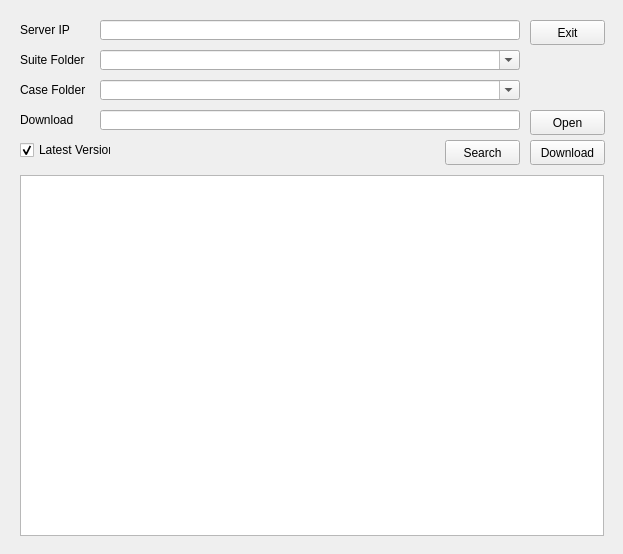
Before: the Qt Designer form suite/windows/program_index/app_program_index.ui in jackiejay888/automation, drawn with Qt 5.
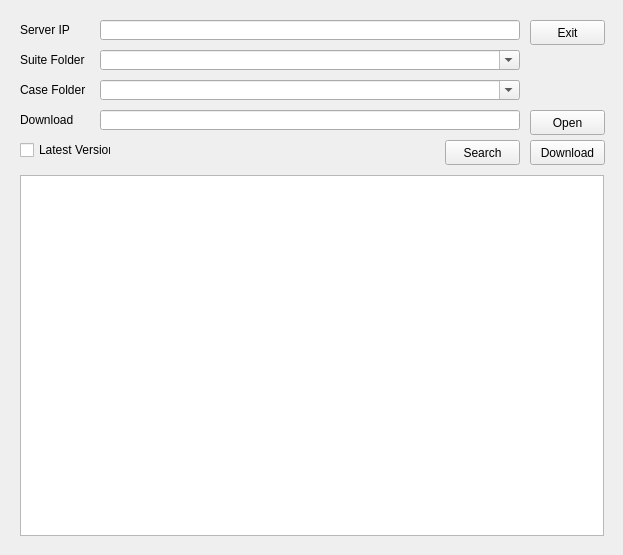
After: the same form once the commit is applied.

Commit message: Update the program_index code for _Lastest judgment and download file mothod

What changed in the file:
```diff
--- a/suite/windows/program_index/app_program_index.ui
+++ b/suite/windows/program_index/app_program_index.ui
@@ -7,7 +7,7 @@
     <x>0</x>
     <y>0</y>
     <width>623</width>
-    <height>554</height>
+    <height>555</height>
    </rect>
   </property>
   <property name="windowTitle">
@@ -119,8 +119,11 @@
    <property name="text">
     <string>Latest Version</string>
    </property>
+   <property name="checkable">
+    <bool>true</bool>
+   </property>
    <property name="checked">
-    <bool>true</bool>
+    <bool>false</bool>
    </property>
   </widget>
   <widget class="QComboBox" name="comboBox_case">
```
The commit also changes 4 other files.
